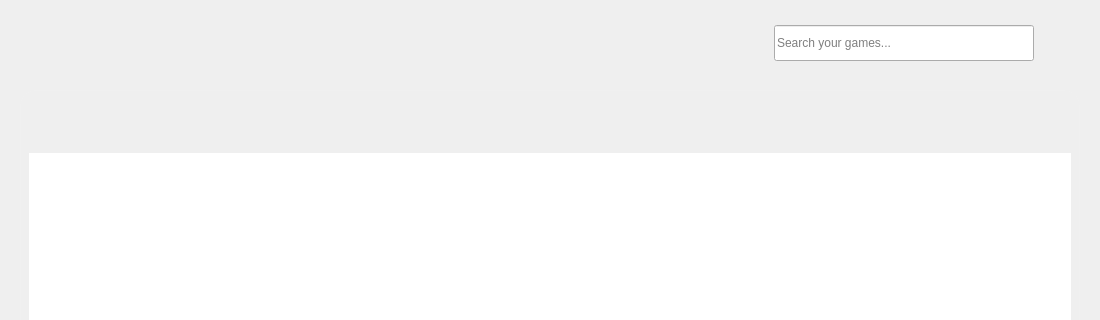
Above: src/launcher/forms/configuration_list_widget.ui from danielsem65/S5-Play before the change; both pictures show x 0 to 1100 and y 0 to 320 of the 1100 by 720 pixel window. Below: the same form after it.
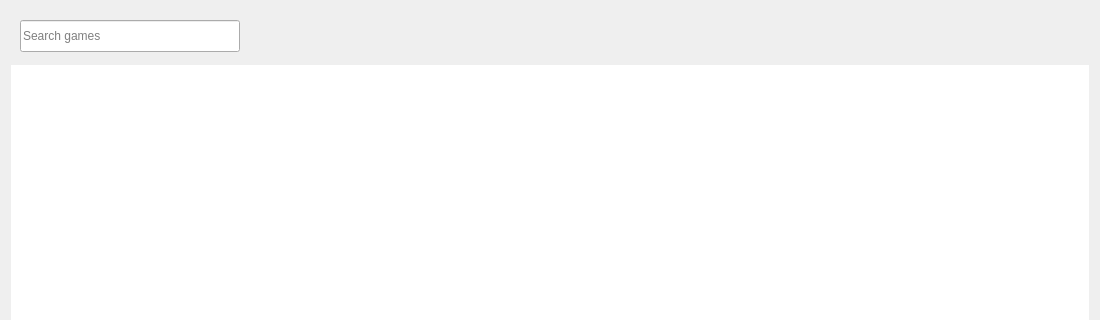
That is the form after the change. Custom widgets are drawn as their Qt base class.

Commit message: PS5 Home-screen redesign: hero banner + card strip layout

Patch:
```diff
--- a/src/launcher/forms/configuration_list_widget.ui
+++ b/src/launcher/forms/configuration_list_widget.ui
@@ -27,37 +27,21 @@
       <property name="minimumSize">
        <size>
         <width>0</width>
-        <height>64</height>
+       <height>48</height>
        </size>
       </property>
       <property name="maximumSize">
        <size>
         <width>16777215</width>
-        <height>64</height>
-       </size>
-      </property>
-      <property name="styleSheet">
-       <string notr="true">QWidget#topBar { background: transparent; border-bottom: 1px solid rgba(255,255,255,0.03); }</string>
-      </property>
+       <height>48</height>
+      </size>
+     </property>
       <layout class="QHBoxLayout" name="topBarLayout">
       <property name="spacing">12</property>
       <property name="leftMargin">24</property>
       <property name="topMargin">0</property>
       <property name="rightMargin">24</property>
       <property name="bottomMargin">0</property>
-      <item>
-       <spacer name="headerSpacer">
-        <property name="orientation">
-         <enum>Qt::Horizontal</enum>
-        </property>
-        <property name="sizeHint" stdset="0">
-         <size>
-          <width>40</width>
-          <height>20</height>
-         </size>
-        </property>
-       </spacer>
-      </item>
       <item>
        <widget class="QLineEdit" name="search_line_edit">
         <property name="sizePolicy">
@@ -68,33 +52,46 @@
         </property>
         <property name="minimumSize">
          <size>
-          <width>260</width>
-          <height>36</height>
+          <width>220</width>
+          <height>32</height>
          </size>
         </property>
         <property name="maximumSize">
          <size>
-          <width>320</width>
-          <height>36</height>
+          <width>280</width>
+          <height>32</height>
          </size>
         </property>
         <property name="toolTip">
          <string>Search game name or serial</string>
         </property>
         <property name="placeholderText">
-          <string>Search your games...</string>
+          <string>Search games</string>
          </property>
         <property name="clearButtonEnabled">
          <bool>true</bool>
         </property>
        </widget>
       </item>
+      <item>
+       <spacer name="headerSpacer">
+        <property name="orientation">
+         <enum>Qt::Horizontal</enum>
+        </property>
+        <property name="sizeHint" stdset="0">
+         <size>
+          <width>40</width>
+          <height>20</height>
+         </size>
+        </property>
+       </spacer>
+      </item>
       <item>
        <widget class="QToolButton" name="global_settings_button">
         <property name="minimumSize">
          <size>
-          <width>40</width>
-          <height>40</height>
+          <width>32</width>
+          <height>32</height>
          </size>
         </property>
         <property name="toolTip">
@@ -105,79 +102,6 @@
         </property>
         <property name="iconSize">
          <size>
-          <width>20</width>
-          <height>20</height>
-         </size>
-        </property>
-        <property name="autoRaise">
-         <bool>true</bool>
-        </property>
-       </widget>
-      </item>
-     </layout>
-    </widget>
-   </item>
-   <item>
-    <widget class="QWidget" name="contentArea" native="true">
-     <layout class="QHBoxLayout" name="contentLayout">
-      <property name="spacing">0</property>
-      <property name="leftMargin">24</property>
-      <property name="topMargin">16</property>
-      <property name="rightMargin">24</property>
-      <property name="bottomMargin">24</property>
-      <item>
-        <widget class="QWidget" name="gameListContainer" native="true">
-         <property name="styleSheet">
-          <string notr="true">QWidget#gameListContainer {
-  background: qlineargradient(x1:0, y1:0, x2:0, y2:1,
-    stop: 0 rgba(26,27,34,240),
-    stop: 1 rgba(22,23,30,230));
-  border: 1px solid rgba(255,255,255,0.04);
-  border-radius: 16px;
-}</string>
-        </property>
-        <layout class="QVBoxLayout" name="gameListLayout">
-         <property name="spacing">0</property>
-         <property name="leftMargin">0</property>
-         <property name="topMargin">0</property>
-         <property name="rightMargin">0</property>
-         <property name="bottomMargin">0</property>
-         <item>
-          <widget class="QWidget" name="gameListHeader" native="true">
-           <property name="minimumSize">
-            <size>
-             <width>0</width>
-             <height>48</height>
-            </size>
-           </property>
-           <property name="maximumSize">
-            <size>
-             <width>16777215</width>
-             <height>48</height>
-            </size>
-           </property>
-           <layout class="QHBoxLayout" name="gameListHeaderLayout">
-            <property name="spacing">8</property>
-            <property name="leftMargin">16</property>
-            <property name="topMargin">0</property>
-            <property name="rightMargin">16</property>
-            <property name="bottomMargin">0</property>
-            <item>
-             <widget class="QToolButton" name="edit_button">
-              <property name="minimumSize">
-               <size>
-                <width>32</width>
-                <height>32</height>
-               </size>
-              </property>
-              <property name="toolTip">
-               <string>Edit game settings</string>
-              </property>
-              <property name="text">
-               <string/>
-              </property>
-              <property name="iconSize">
-               <size>
                 <width>16</width>
                 <height>16</height>
                </size>
@@ -250,37 +174,6 @@
              <string>Game</string>
             </property>
            </column>
-           <column>
-            <property name="text">
-             <string>Serial</string>
-            </property>
-           </column>
-           <column>
-            <property name="text">
-             <string>Firmware Version</string>
-            </property>
-           </column>
-           <column>
-            <property name="text">
-             <string>Path</string>
-            </property>
-           </column>
-           <column>
-            <property name="text">
-             <string>Status</string>
-            </property>
-           </column>
-           <column>
-            <property name="text">
-             <string>Comments</string>
-            </property>
-           </column>
-          </widget>
-         </item>
-        </layout>
-       </widget>
-      </item>
-     </layout>
     </widget>
    </item>
   </layout>
```
Left out of the diff: 40 changed lines with no effect on the pictures. Lines whose indentation alone changed are shown as unchanged. The commit also changes 6 other files.
